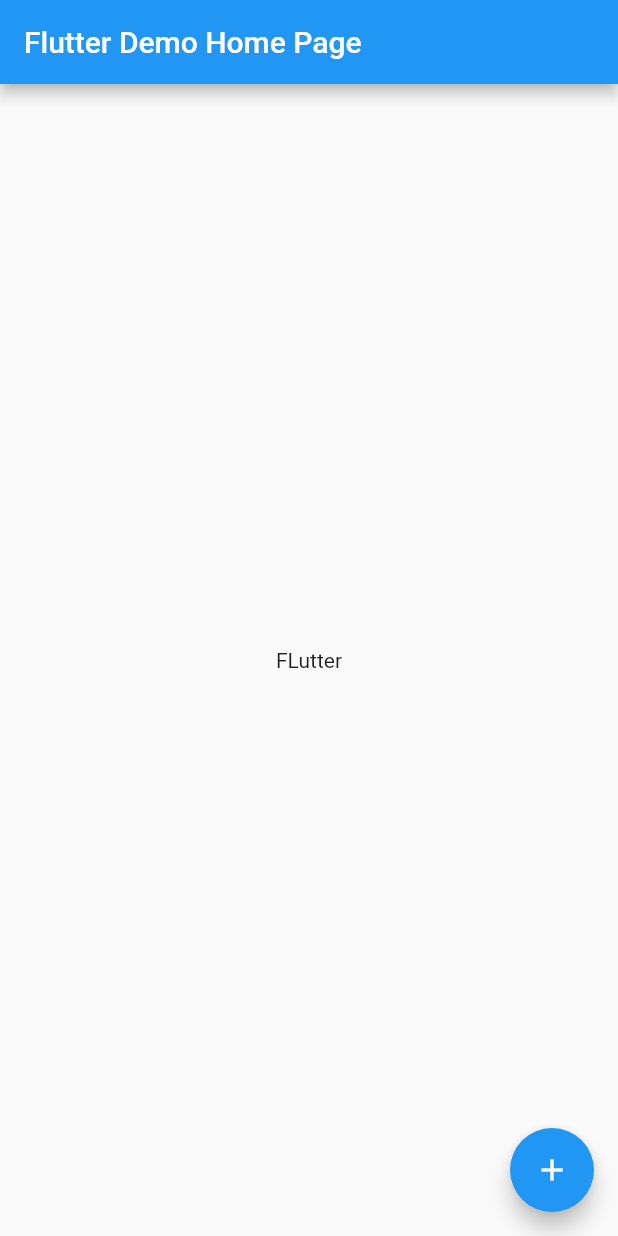
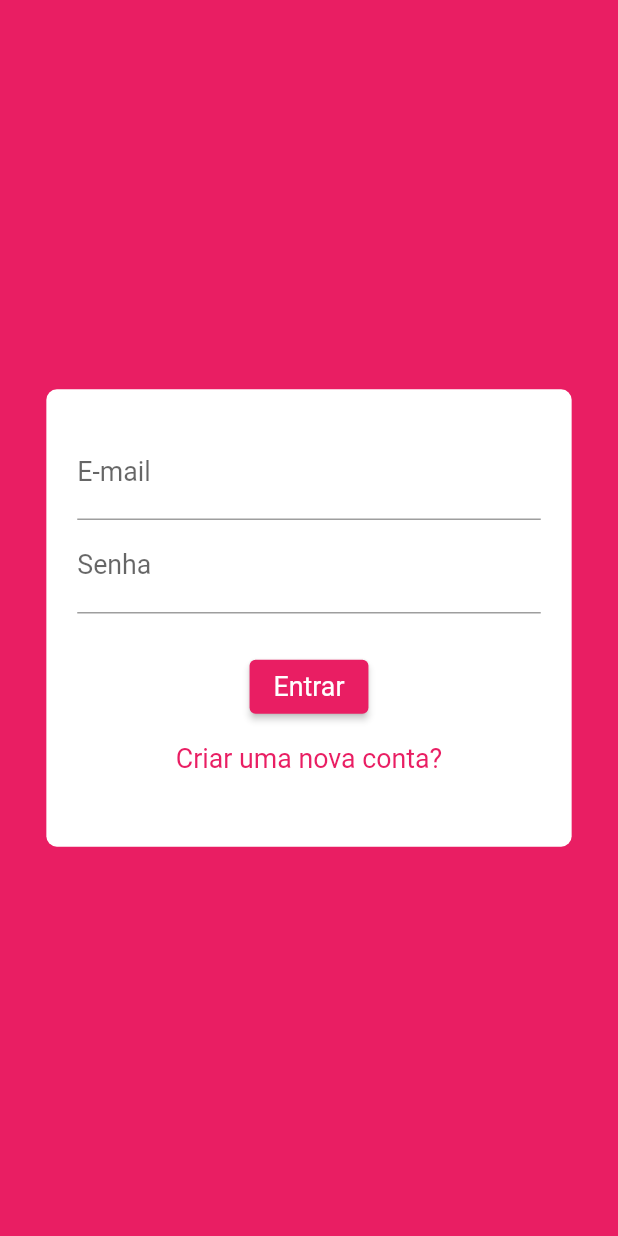
Before and after one commit to lucasribolli/flutter-chat, a Flutter app: the screen it shows after launch, on a phone screen of 412 x 824 dp. Run offline on Flutter 3.47's test engine with Material 2 defaults, Android fonts, the phone set to English and light mode, and no system bars; our stand-ins replace cloud_firestore, firebase_core, sizer; accounts and stored records are empty.

Commit message:
start login screen

```diff
--- a/lib/main.dart
+++ b/lib/main.dart
@@ -1,59 +1,39 @@
-import 'package:cloud_firestore/cloud_firestore.dart';
+import 'package:chat/screens/auth_screen.dart';
+import 'package:chat/screens/chat_screen.dart';
 import 'package:firebase_core/firebase_core.dart';
 import 'package:flutter/material.dart';
+import 'package:sizer/sizer.dart';
 
-void main() {
-  runApp(MyApp());
+void main() async {
+  WidgetsFlutterBinding.ensureInitialized();
+  await Firebase.initializeApp();
+  runApp(
+    MyApp(),
+  );
 }
 
 class MyApp extends StatelessWidget {
   // This widget is the root of your application.
   @override
   Widget build(BuildContext context) {
-    return MaterialApp(
-      title: 'Flutter Demo',
-      theme: ThemeData(
-        primarySwatch: Colors.blue,
-      ),
-      home: MyHomePage(title: 'Flutter Demo Home Page'),
+    return Sizer(
+      builder: (context, orientation, deviceType) {
+        return MaterialApp(
+          title: 'Flutter Chat',
+          theme: ThemeData(
+            primarySwatch: Colors.pink,
+            backgroundColor: Colors.pink,
+            accentColor: Colors.deepPurple,
+            accentColorBrightness: Brightness.dark,
+            visualDensity: VisualDensity.adaptivePlatformDensity,
+            buttonTheme: ButtonTheme.of(context).copyWith(
+              buttonColor: Colors.pink,
+              textTheme: ButtonTextTheme.primary,
+            ),
+          ),
+          home: AuthScreen(),
+        );
+      }
     );
   }
 }
-
-class MyHomePage extends StatefulWidget {
-  MyHomePage({Key? key, required this.title}) : super(key: key);
-
-  final String title;
-
-  @override
-  _MyHomePageState createState() => _MyHomePageState();
-}
-
-class _MyHomePageState extends State<MyHomePage> {
-  @override
-  Widget build(BuildContext context) {
-    return Scaffold(
-      appBar: AppBar(
-        title: Text(widget.title),
-      ),
-      body: Center(
-        child: Text('FLutter'),
-      ),
-      floatingActionButton: FloatingActionButton(
-        onPressed: () async {
-          await Firebase.initializeApp();
-          FirebaseFirestore firestore = FirebaseFirestore.instance;
-          firestore
-          .collection('chat')
-          .snapshots().listen((querySnapshot) {
-            querySnapshot.docs.forEach((element) {
-              print(element.data());
-            });
-          });
-        },
-        tooltip: 'Increment',
-        child: Icon(Icons.add),
-      ), // This trailing comma makes auto-formatting nicer for build methods.
-    );
-  }
-}
--- /dev/null
+++ b/lib/models/auth_data.dart
@@ -0,0 +1,34 @@
+enum AuthMode {
+  LOGIN,
+  SIGNUP,
+}
+
+class AuthData {
+  String? name;
+  String? email;
+  String? password;
+  AuthMode? _mode = AuthMode.LOGIN;
+
+  AuthData({
+    this.name,
+    this.email,
+    this.password,
+  });
+
+  bool get isSignup {
+    return _mode == AuthMode.SIGNUP;
+  }
+
+  bool get isLogin {
+    return _mode == AuthMode.LOGIN;
+  }
+
+  void toggleMode() {
+    _mode = _mode == AuthMode.LOGIN ? AuthMode.SIGNUP : AuthMode.LOGIN;
+  }
+
+  @override
+  String toString() {
+    return 'AuthData(name: $name, email: $email, password: $password, _mode: $_mode)';
+  }
+}
--- /dev/null
+++ b/lib/screens/auth_screen.dart
@@ -0,0 +1,17 @@
+import 'package:chat/widgets/auth_form.dart';
+import 'package:flutter/material.dart';
+
+class AuthScreen extends StatefulWidget {
+  @override
+  _AuthScreenState createState() => _AuthScreenState();
+}
+
+class _AuthScreenState extends State<AuthScreen> {
+  @override
+  Widget build(BuildContext context) {
+    return Scaffold(
+      backgroundColor: Theme.of(context).primaryColor,
+      body: AuthForm(),
+    );
+  }
+}
--- /dev/null
+++ b/lib/widgets/auth_form.dart
@@ -0,0 +1,205 @@
+import 'package:chat/models/auth_data.dart';
+import 'package:flutter/material.dart';
+import 'package:flutter/widgets.dart';
+import 'package:sizer/sizer.dart';
+
+TextStyle textStyle = TextStyle(
+  fontSize: 13.sp,
+);
+
+enum WrongField {
+  NAME,
+  EMAIL,
+  PASSWORD,
+}
+
+class AuthForm extends StatefulWidget {
+  @override
+  _AuthFormState createState() => _AuthFormState();
+}
+
+class _AuthFormState extends State<AuthForm> with SingleTickerProviderStateMixin {
+  final GlobalKey<FormState> _formKey = GlobalKey();
+  AuthData _authData = AuthData();
+  double cardHeight = 45.h;
+
+  late int wrongNameFieldCount;
+  late int wrongEmailFieldCount;
+  late int wrongPasswordFieldCount;
+
+  late double _cardHeight;
+
+  _increaseCardHeight(height, wrongField) {
+    switch (wrongField) {
+      case WrongField.NAME:
+        if(wrongNameFieldCount > 1) {
+          print('wrongNameFieldCount > 1');
+          return;
+        }
+        break;
+      case WrongField.EMAIL:
+        if(wrongEmailFieldCount > 1) {
+          print('wrongEmailFieldCount > 1');
+          return;
+        }
+        break;
+      case WrongField.NAME:
+        if(wrongPasswordFieldCount > 1) {
+          print('wrongPasswordFieldCount > 1');
+          return;
+        }
+        break;
+      default:
+        break;
+    }
+    setState(() {
+      _cardHeight += height;
+    });
+  }
+
+  _submitForm() {
+    bool isValid = _formKey.currentState!.validate();
+
+    if(isValid) {
+      print(_authData);
+    }
+  }
+
+  @override
+  void initState() {
+    wrongNameFieldCount = 0;
+    wrongEmailFieldCount = 0;
+    wrongPasswordFieldCount = 0;
+    _cardHeight = _authData.isLogin ? 37.h : 45.h;
+    super.initState();
+  }
+
+  @override
+  Widget build(BuildContext context) {
+    return Center(
+      child: AnimatedSize(
+        vsync: this,
+        curve: Curves.linear,
+        duration: Duration(milliseconds: 200),
+        child: Container(
+        decoration: BoxDecoration(
+          borderRadius: BorderRadius.circular(7),
+          color: Colors.white,
+        ),
+        height: _cardHeight,
+        width: 85.w,
+        child: Padding(
+          padding: EdgeInsets.symmetric(vertical: 3.h, horizontal: 5.w),
+          child: Form(
+            key: _formKey,
+            child: Column(
+              children: [
+                if(_authData.isSignup)
+                  TextFormField(
+                    decoration: InputDecoration(
+                      labelText: 'Nome',
+                    ),
+                    style: textStyle,
+                    onChanged: (value) => _authData.name = value,
+                    validator: (value) {
+                      if(value == null) {
+                        setState(() {
+                          wrongNameFieldCount++;
+                        });
+                        _increaseCardHeight(5.h, WrongField.NAME);
+                        return 'Nome não preenchido';
+                      }
+                      else if(value.trim().length < 4) {
+                        setState(() {
+                          wrongNameFieldCount++;
+                        });
+                        _increaseCardHeight(5.h, WrongField.NAME);
+                        return 'Nome deve ter no mínimo 4 caracteres';
+                      }
+                      return null;
+                    },
+                  ),
+                TextFormField(
+                  decoration: InputDecoration(
+                    labelText: 'E-mail',
+                  ),
+                  style: textStyle,
+                  onChanged: (value) => _authData.email = value,
+                  validator: (value) {
+                    if(value == null) {
+                      setState(() {
+                        wrongEmailFieldCount++;
+                      });
+                      _increaseCardHeight(5.h, WrongField.EMAIL);
+                      return 'E-mail não preenchido';
+                    }
+                    else if(!value.trim().contains('@')) {
+                      setState(() {
+                        wrongEmailFieldCount++;
+                      });
+                      _increaseCardHeight(5.h, WrongField.EMAIL);
+                      return 'E-mail inválido';
+                    }
+                    return null;
+                  },
+                ),
+                TextFormField(
+                  decoration: InputDecoration(
+                    labelText: 'Senha',
+                  ),
+                  style: textStyle,
+                  obscureText: true,
+                  onChanged: (value) => _authData.password = value,
+                  validator: (value) {
+                    if(value == null) {
+                      setState(() {
+                        wrongPasswordFieldCount++;
+                      });
+                      _increaseCardHeight(5.h, WrongField.PASSWORD);
+                      return 'Senha não preenchida';
+                    }
+                    else if(value.trim().length < 7) {
+                      setState(() {
+                        wrongPasswordFieldCount++;
+                      });
+                      _increaseCardHeight(5.h, WrongField.PASSWORD);
+                      return 'Senha deve conter no mínimo 7 caracteres';
+                    }
+                    return null;
+                  },
+                ),
+                SizedBox(height: 3.h),
+                ElevatedButton(
+                  onPressed: _submitForm,
+                  child: Text(
+                    _authData.isLogin
+                    ? 'Entrar'
+                    : 'Cadastrar',
+                  ),
+                  style: ElevatedButton.styleFrom(
+                    textStyle: textStyle,
+                  ),
+                ),
+                TextButton(
+                  child: Text('Criar uma nova conta?'),
+                  style: TextButton.styleFrom(
+                    textStyle: textStyle.copyWith(
+                      color: Theme.of(context).primaryColor,
+                    ),
+                  ),
+                  onPressed: () {
+                    setState(() {
+                      _authData.toggleMode();
+                      cardHeight = 30.h;
+                    });
+                  },
+                )
+              ],
+            ),
+          ),
+        )
+        )
+      ),
+    );
+  }
+}
--- a/pubspec.yaml
+++ b/pubspec.yaml
@@ -26,6 +26,7 @@ dependencies:
   firebase_core: ^1.5.0
   flutter:
     sdk: flutter
+  sizer: ^2.0.13
 
 dev_dependencies:
   flutter_test:
```
Also changed, not shown: lib/screens/chat_screen.dart (added, +40 -0 lines).
